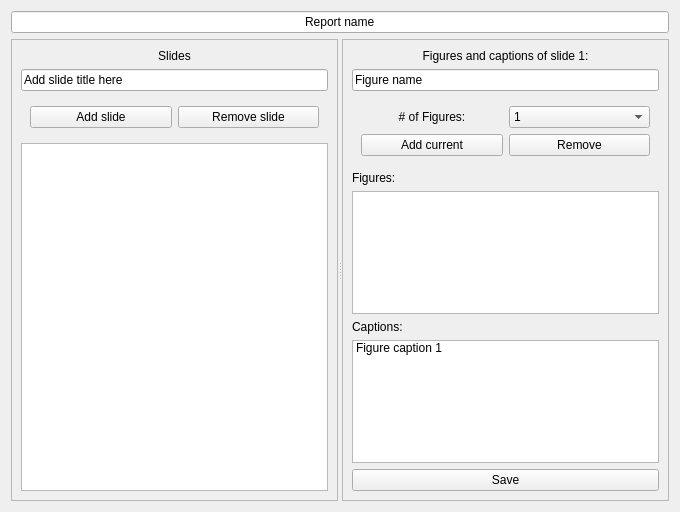
Above: uis/ppt.ui from dseyit/Graphxyz before the change. Below: the same form after it.
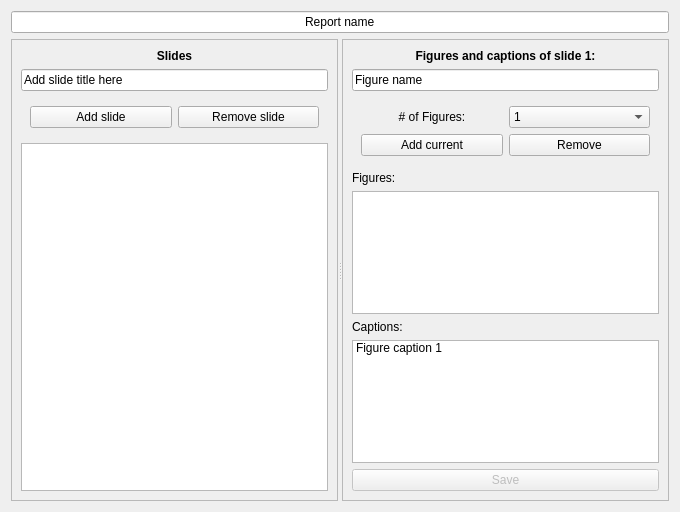
That is the form after the change.

Commit message: Working on ppt auto report ability

```diff
--- a/uis/ppt.ui
+++ b/uis/ppt.ui
@@ -29,6 +29,12 @@
       <layout class="QVBoxLayout" name="verticalLayout">
        <item>
         <widget class="QLabel" name="label_5">
+         <property name="font">
+          <font>
+           <weight>75</weight>
+           <bold>true</bold>
+          </font>
+         </property>
          <property name="text">
           <string>Slides</string>
          </property>
@@ -90,7 +96,13 @@
       </property>
       <layout class="QVBoxLayout" name="verticalLayout_2">
        <item>
-        <widget class="QLabel" name="label_2">
+        <widget class="QLabel" name="figCapLabel">
+         <property name="font">
+          <font>
+           <weight>75</weight>
+           <bold>true</bold>
+          </font>
+         </property>
          <property name="text">
           <string>Figures and captions of slide 1:</string>
          </property>
@@ -198,6 +210,9 @@
        </item>
        <item>
         <widget class="QPushButton" name="saveButton">
+         <property name="enabled">
+          <bool>false</bool>
+         </property>
          <property name="text">
           <string>Save</string>
          </property>
```
Left out of the diff: 20 changed lines with no effect on the pictures. The commit also changes 1 other file.
